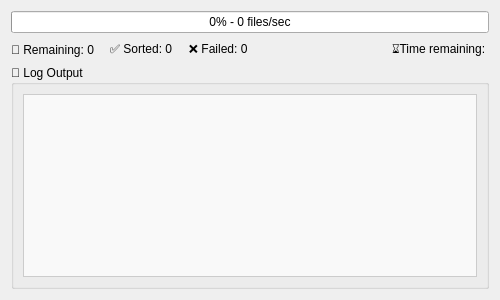
ArthurHuyghe/PhotoOrganizer, file PhotoOrganizer_v3/progressWindow.ui: the form before one commit.
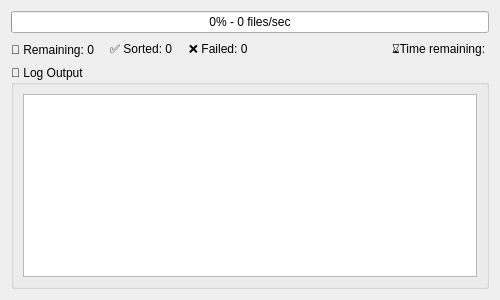
The form after the commit.

The edit to the form file:
```diff
--- a/PhotoOrganizer_v3/progressWindow.ui
+++ b/PhotoOrganizer_v3/progressWindow.ui
@@ -98,14 +98,11 @@
      <layout class="QVBoxLayout" name="logLayout">
       <item>
        <widget class="QPlainTextEdit" name="plainTextEditLogs">
+        <property name="autoFillBackground">
+         <bool>false</bool>
+        </property>
         <property name="styleSheet">
-         <string notr="true">
-          QPlainTextEdit {
-              background-color: #f9f9f9;
-              border: 1px solid #ccc;
-              font-family: Consolas;
-          }
-         </string>
+         <string notr="true"/>
         </property>
         <property name="readOnly">
          <bool>true</bool>
```
